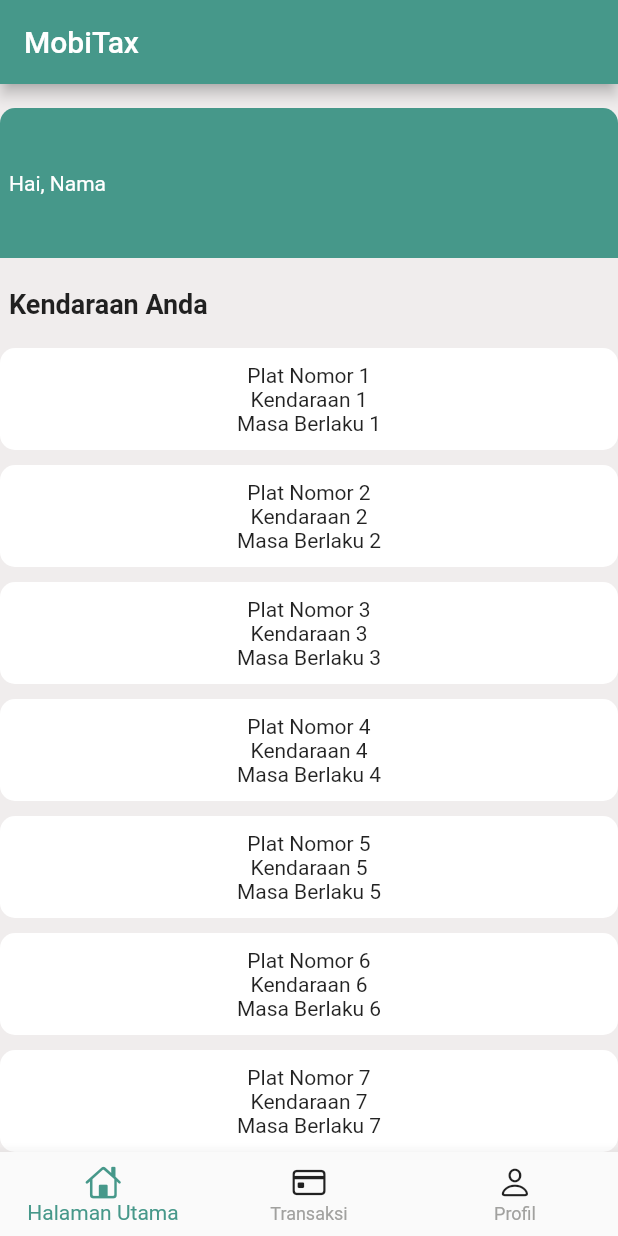
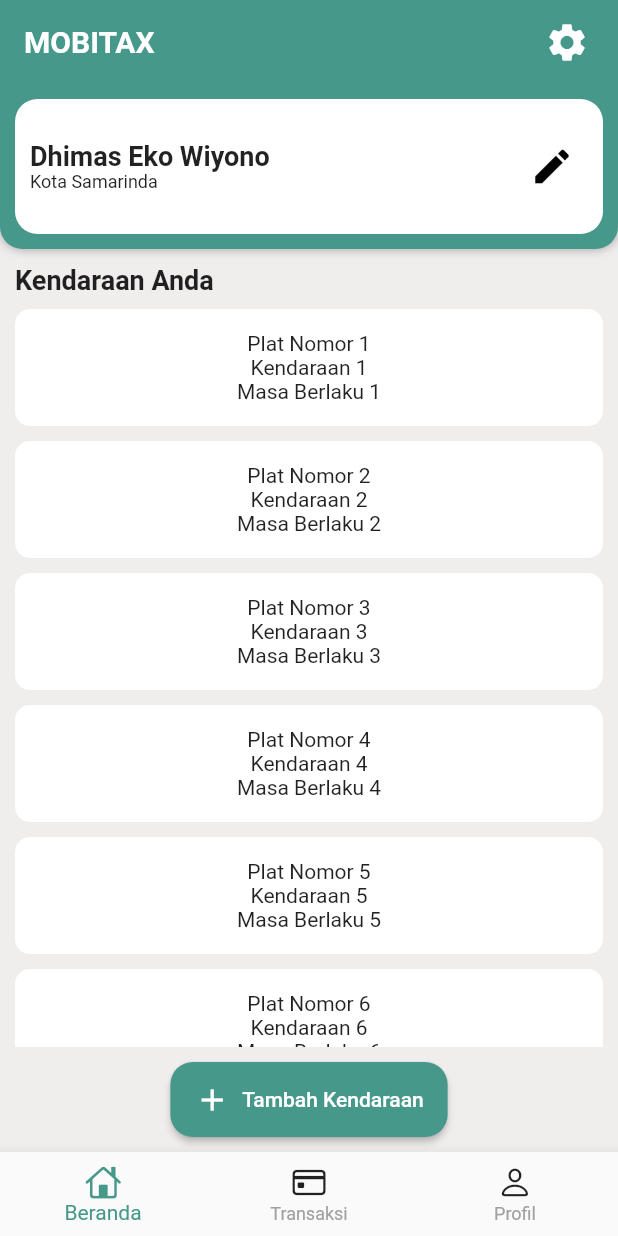
Before and after one commit to IkhwanWahyudi/MobiTax, a Flutter app: the BottomNavigation screen opened directly, on a phone screen of 412 x 824 dp. Run offline on Flutter 3.47's test engine with Material 2 defaults, Android fonts, the light colour scheme and no system bars.

Commit message:
Home design

```diff
--- a/lib/home_page.dart
+++ b/lib/home_page.dart
@@ -12,57 +12,127 @@
     return Scaffold(
       backgroundColor: const Color.fromARGB(255, 240, 237, 237),
       appBar: AppBar(
-        backgroundColor: const Color.fromRGBO(70, 152, 138, 1),
-        // backgroundColor: Colors.white,
+        backgroundColor: Color.fromRGBO(70,152,138, 1),
         title: const Text(
-          "MobiTax",
-          style: TextStyle(color: Colors.white),
+          "MOBITAX",
+          style: TextStyle(
+            color: Colors.white,
+            fontSize: 20,
+            fontWeight: FontWeight.bold,
           ),
+        ),
+        elevation: 0,
+        actions: [
+          Container(
+            margin: EdgeInsets.only(right: 10.0),
+            child: IconButton(
+              onPressed: () {
+                // Buat ke setting
+              },
+              icon: Icon(
+                Icons.settings,
+                size: 30,
+                color: Colors.white,
+              ),
+            ),
+          ),
+        ],
         automaticallyImplyLeading: false,
+        //centerTitle: true,
       ),
-      body: SingleChildScrollView(
-        child: Container(
-          padding: const EdgeInsets.only(top:16, bottom: 16),
+      body: Center(
         child: Column(
-            mainAxisAlignment: MainAxisAlignment.spaceAround,
           children: [
             Container(
-                height: 100,
-                padding: const EdgeInsets.all(6),
+              height: 110,
               width: double.infinity,
-                // color: Colors.amber,
-                alignment: Alignment.centerLeft,
-                decoration: const BoxDecoration(
-                    color: const Color.fromRGBO(70, 152, 138, 1),
+              decoration: BoxDecoration(
+                //color: Color.fromRGBO(255,192,27, 1),
+                color: Color.fromRGBO(70,152,138, 1),
                 borderRadius: BorderRadius.only(
-                        topLeft: Radius.circular(10),
-                        topRight: Radius.circular(10))),
-                child: const Text(
-                  "Hai, Nama",
-                  style: TextStyle(color: Colors.white),
+                  bottomLeft: Radius.circular(15),
+                  bottomRight: Radius.circular(15),
+                ),
+                boxShadow: [
+                  BoxShadow(
+                    color: Colors.grey, // warna bayangan
+                    blurRadius: 5, // radius blur bayangan
+                    offset: Offset(0, 0), // pergeseran bayangan (horizontal, vertical)
+                  ),
+                ],
+              ),
+              child: Container(
+                margin: EdgeInsets.all(10),
+                padding: EdgeInsets.all(10),
+                width: 50,
+                height: 10,
+                decoration: BoxDecoration(
+                  color: Colors.white,
+                  borderRadius: BorderRadius.circular(15),
+                ),
+                child: Row(
+                  mainAxisAlignment: MainAxisAlignment.spaceBetween,
+                  children: [
+                    Container(
+                      child: Column(
+                        crossAxisAlignment: CrossAxisAlignment.start,
+                        mainAxisAlignment: MainAxisAlignment.center,
+                        children: [
+                          Container(
+                            child: Text(
+                              "Dhimas Eko Wiyono",
+                              style: TextStyle(
+                                fontSize: 18,
+                                fontWeight: FontWeight.bold,
                               ),
                             ),
-              const SizedBox(height: 20),
+                          ),
+                          Container(
+                            child: Text(
+                              "Kota Samarinda",
+                              style: TextStyle(
+                                fontSize: 12,
+                              ),
+                            ),
+                          )
+                        ],
+                      ),
+                    ),
+                    IconButton(
+                      //padding: EdgeInsets.all(10),
+                      icon: Icon(
+                        Icons.edit,
+                        color: Colors.black,
+                        size: 30,
+                      ),
+                      onPressed: () {
+                        // Logika ketika tombol di tekan
+                      },
+                    ),
+                  ],
+                ),
+              ),
+            ),
             Container(
               height: 20,
               // width: double.infinity,
               width: lebar,
               // color: Colors.green,
-                padding: const EdgeInsets.only(
-                  left: 6,
-                ),
+              // padding: const EdgeInsets.only(
+              //   left: 6,
+              // ),
+              margin: EdgeInsets.all(10),
               alignment: Alignment.centerLeft,
               child: const Text(
                 "Kendaraan Anda",
                 style: TextStyle(fontSize: 18, fontWeight: FontWeight.bold),
               ),
             ),
-              const SizedBox(
-                height: 20,
-              ),
-              ListView.builder(
+
+            Expanded(
+                child : ListView.builder(
                   shrinkWrap: true,
-                physics: const NeverScrollableScrollPhysics(),
+                  //physics: const NeverScrollableScrollPhysics(),
                   itemCount: 10,
                   itemBuilder: (context, index) {
                     // Menambahkan fungsi GestureDetector untuk navigasi
@@ -84,7 +154,8 @@
                               color: Colors.white,
                               borderRadius: BorderRadius.circular(10),
                             ),
-                          padding: EdgeInsets.symmetric(vertical: 10.0),
+                            padding: EdgeInsets.symmetric(vertical: 15.0),
+                            margin: EdgeInsets.only(left: 10,right: 10),
                             child: Column(
                               children: [
                                 Text("Plat Nomor ${index + 1}"),
@@ -100,29 +171,32 @@
                       ),
                     );
                   },
+                )
             ),
-              SizedBox(
-                height: 20,
-              ),
-              ElevatedButton.icon(
-                onPressed: () {},
+            Container(
+              margin: EdgeInsets.all(10), // Tambahkan margin pada Container jika diinginkan
+              child: ElevatedButton.icon(
+                onPressed: () {
+                  // Logika ketika tombol ditekan
+                },
                 style: ElevatedButton.styleFrom(
                   backgroundColor: const Color.fromRGBO(70, 152, 138, 1),
-                  minimumSize:
-                      const Size(150, 50), // Atur lebar dan tinggi button
+                  minimumSize: const Size(150, 50), // Atur lebar dan tinggi button
                   padding: const EdgeInsets.symmetric(
                     vertical: 10,
-                      horizontal: 16), // Padding di sekitar icon dan teks
+                    horizontal: 16,
+                  ), // Padding di sekitar icon dan teks
                   shape: RoundedRectangleBorder(
                     borderRadius: BorderRadius.circular(
-                        30.0), // Mengatur radius untuk membuat button rounded
+                      15.0, // Mengatur radius untuk membuat button rounded
+                    ),
                   ),
                 ),
                 icon: const Icon(Icons.add),
                 label: const Text('Tambah Kendaraan'),
               ),
+            ),
           ],
-          ),
         ),
       ),
       // bottomNavigationBar: SizedBox(
--- a/lib/main.dart
+++ b/lib/main.dart
@@ -24,7 +24,8 @@
       //   useMaterial3: true,
       // ),
       debugShowCheckedModeBanner: false,
-      home: SignIn(),
+       home: SignIn(),
+      //home: MyHomePage(),
     );
   }
 }
@@ -62,7 +63,7 @@
         items: const [
           BottomNavigationBarItem(
             icon: Icon(CupertinoIcons.home),
-            label: 'Halaman Utama',
+            label: 'Beranda',
           ),
           BottomNavigationBarItem(
             icon: Icon(CupertinoIcons.creditcard),
```
Lines whose indentation alone changed are shown as unchanged.
